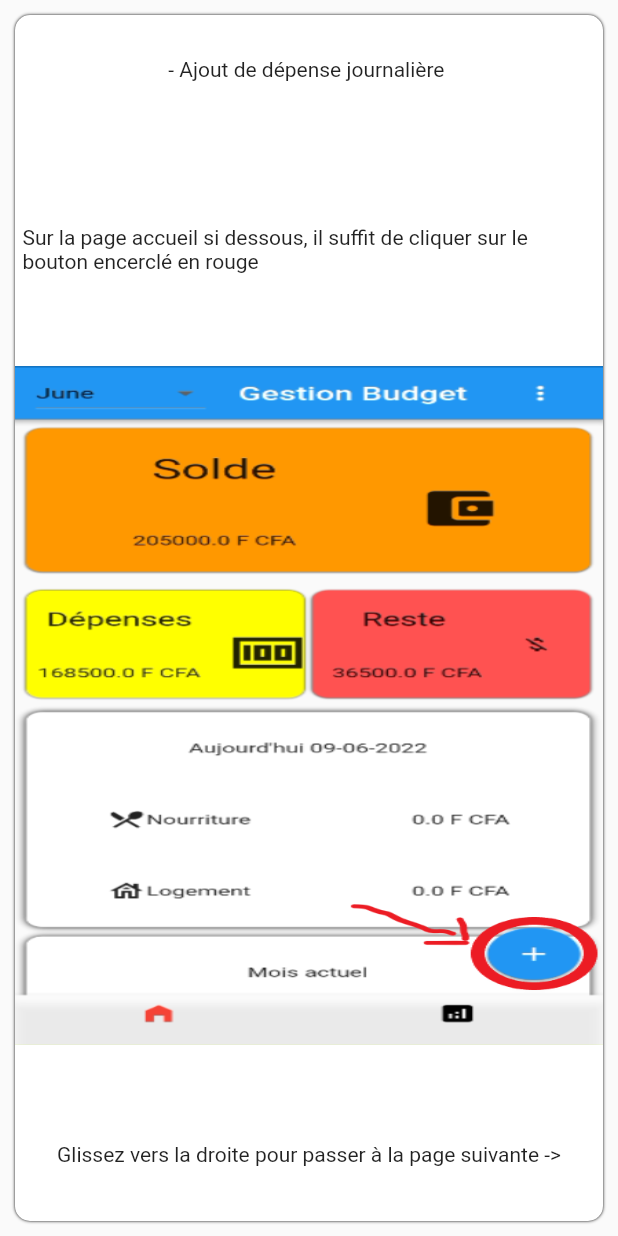
After one commit to liphZone/gestion_buget_apps, a Flutter app: the HelpScreen screen opened by its route, swiped to page 2, on a phone screen of 412 x 824 dp. The commit adds this screen. Run offline on Flutter 3.47's test engine with Material 2 defaults, Android fonts, the phone set to English and light mode, and no system bars; our stand-ins replace charts_flutter, cloud_firestore, firebase_core; accounts and stored records are empty.

Commit message:
finalisation 95 %

```diff
--- a/lib/main.dart
+++ b/lib/main.dart
@@ -6,6 +6,7 @@ import 'package:gestion_buget_apps/screens/budgets/mois_src.dart';
 import 'package:gestion_buget_apps/screens/budgets/today_src.dart';
 import 'package:gestion_buget_apps/screens/comptes/compte_form_src.dart';
 import 'package:gestion_buget_apps/screens/comptes/update_compte_form_src.dart';
+import 'package:gestion_buget_apps/screens/help_src.dart';
 import 'package:gestion_buget_apps/screens/home.dart';
 import 'package:gestion_buget_apps/screens/stats/chart_src.dart';
 
@@ -47,6 +48,7 @@ class MyApp extends StatelessWidget {
         'today_depense' : (context) => const TodayOutlayScreen(),
         'month_depense' : (context) => const MonthOutlayScreen(),
         'stat_screen'   : (context) =>  const ChartScreen(),
+        'help_screen'   : (context) =>  const HelpScreen(),
       },
     );
   }
--- a/lib/screens/acceuil_src.dart
+++ b/lib/screens/acceuil_src.dart
@@ -164,17 +164,19 @@ class _AcceuilScreenState extends State<AcceuilScreen> {
             // IconButton(onPressed: () {}, icon: Icon(Icons.more_vert)),
             PopupMenuButton(
               itemBuilder: (context) => [
-                PopupMenuItem(child: Column(
-                  children: [
-                    Icon(Icons.miscellaneous_services),
-                    Text('Parametre'),
-                  ],
-                ), value: 'Poster'),
+                PopupMenuItem(
+                    child: Column(
+                      children: [
+                        Icon(Icons.miscellaneous_services),
+                        Text('Parametre'),
+                      ],
+                    ),
+                    value: 'Poster'),
                 PopupMenuItem(child: Text('Aide'), value: 'Poster'),
               ],
               onSelected: (val) {
                 if (val == 'Poster') {
-                  //
+                  Navigator.pushNamed(context, 'help_screen');
                 }
               },
             )
--- a/lib/screens/budgets/mois_src.dart
+++ b/lib/screens/budgets/mois_src.dart
@@ -132,8 +132,9 @@ class _MonthOutlayScreenState extends State<MonthOutlayScreen> {
 
   @override
   Widget build(BuildContext context) {
+    final height = MediaQuery.of(context).size.height;
+
     final width = MediaQuery.of(context).size.width;
-    final height = MediaQuery.of(context).size.height;
     return Scaffold(
         appBar: AppBar(
           title: Row(
--- a/lib/screens/budgets/today_src.dart
+++ b/lib/screens/budgets/today_src.dart
@@ -117,8 +117,9 @@ class _TodayOutlayScreenState extends State<TodayOutlayScreen> {
 
   @override
   Widget build(BuildContext context) {
+    final height = MediaQuery.of(context).size.height;
+
     final width = MediaQuery.of(context).size.width;
-    final height = MediaQuery.of(context).size.height;
 
     return Scaffold(
         body: SafeArea(
--- /dev/null
+++ b/lib/screens/help_src.dart
@@ -0,0 +1,398 @@
+import 'package:flutter/material.dart';
+
+class HelpScreen extends StatefulWidget {
+  const HelpScreen({Key? key}) : super(key: key);
+
+  @override
+  State<HelpScreen> createState() => _HelpScreenState();
+}
+
+class _HelpScreenState extends State<HelpScreen> {
+  @override
+  Widget build(BuildContext context) {
+    final height = MediaQuery.of(context).size.height;
+
+    final width = MediaQuery.of(context).size.width;
+    return Scaffold(
+      body: SafeArea(
+        child: PageView(
+          physics: BouncingScrollPhysics(),
+          scrollDirection: Axis.horizontal,
+          children: [
+            Container(
+              margin: EdgeInsets.all(10),
+              decoration: BoxDecoration(
+                borderRadius: BorderRadius.circular(10),
+                color: Colors.red,
+              ),
+              child: Center(
+                child: Column(
+                  mainAxisAlignment: MainAxisAlignment.spaceAround,
+                  children: [
+                    Padding(
+                      padding: const EdgeInsets.all(8.0),
+                      child: Text(
+                        "\r Gestion Budget est une application mobile dont le but est de gérer des dépenses journalières. \t Une interface explicite est fournie à l'utilisateur pour une utilisation facilité.",
+                        style: TextStyle(
+                            fontSize: 30, fontWeight: FontWeight.bold),
+                      ),
+                    ),
+                    Column(
+                      children: [
+                        Text(
+                            "Les fonctionnalités disponibles sont les suivantes : ",
+                            style: TextStyle(
+                                fontSize: 15, fontWeight: FontWeight.bold)),
+                        Text(' - Ajout de dépense journalière',
+                            style: TextStyle(
+                                fontSize: 15, fontWeight: FontWeight.bold)),
+                        Text(' - Consulter la dépense journalière',
+                            style: TextStyle(
+                                fontSize: 15, fontWeight: FontWeight.bold)),
+                        Text(' - Consulter la dépense mensuelle',
+                            style: TextStyle(
+                                fontSize: 15, fontWeight: FontWeight.bold)),
+                        Text('- Consulter le graphe de dépense mensuelle',
+                            style: TextStyle(
+                                fontSize: 15, fontWeight: FontWeight.bold)),
+                      ],
+                    ),
+                    Text(
+                        'Glissez vers la droite pour passer à la page suivante ->')
+                  ],
+                ),
+              ),
+            ),
+            Container(
+              margin: EdgeInsets.all(10),
+              decoration: BoxDecoration(
+                borderRadius: BorderRadius.circular(10),
+                color: Colors.white,
+                boxShadow: [
+                  BoxShadow(blurRadius: 1)
+                ]
+              ),
+              child: Center(
+                child: Column(
+                  mainAxisAlignment: MainAxisAlignment.spaceAround,
+                  children: [
+                    SizedBox(
+                        height: 50,
+                        child: Text('- Ajout de dépense journalière ')),
+                    Padding(
+                      padding: const EdgeInsets.all(5.0),
+                      child: Text(
+                          'Sur la page accueil si dessous, il suffit de cliquer sur le bouton encerclé en rouge'),
+                    ),
+                    Container(
+                      height: height * 0.55,
+                      width: width,
+                      child: Image.asset(
+                        'assets/images/accueil_screen1.PNG',
+                        height: 100,
+                        width: 100,
+                        fit: BoxFit.fill,
+                      ),
+                    ),
+                    Padding(
+                      padding: const EdgeInsets.all(8.0),
+                      child: Text(
+                          'Glissez vers la droite pour passer à la page suivante ->'),
+                    )
+                  ],
+                ),
+              ),
+            ),
+            Container(
+              margin: EdgeInsets.all(10),
+              decoration: BoxDecoration(
+                borderRadius: BorderRadius.circular(10),
+                color: Colors.white,
+                  boxShadow: [
+                  BoxShadow(blurRadius: 1)
+                ]
+              ),
+              child: Center(
+                child: Column(
+                  children: [
+                    SizedBox(
+                        height: 50,
+                        child: Text(
+                            "Page d'enregistrement de dépense journalière")),
+                    Padding(
+                      padding: const EdgeInsets.all(5.0),
+                      child: Text(
+                          "ici vous remplissez le formulaire et le valider avec le bouton 'enregistrer' encerclé"),
+                    ),
+                    Container(
+                      height: height * 0.55,
+                      width: width,
+                      child: Image.asset(
+                        'assets/images/form_screen.PNG',
+                        height: 100,
+                        width: 100,
+                        fit: BoxFit.fill,
+                      ),
+                    ),
+                   Padding(
+                      padding: const EdgeInsets.all(8.0),
+                      child: Text(
+                          'Glissez vers la droite pour passer à la page suivante ->'),
+                    )
+                  ],
+                ),
+              ),
+            ),
+            Container(
+              margin: EdgeInsets.all(10),
+              decoration: BoxDecoration(
+                borderRadius: BorderRadius.circular(10),
+                color: Colors.white,
+                  boxShadow: [
+                  BoxShadow(blurRadius: 1)
+                ]
+              ),
+              child: Center(
+                child: Column(
+                  children: [
+                    SizedBox(
+                        height: 50,
+                        child: Text("- Consulter la dépense journalière")),
+                    Padding(
+                      padding: const EdgeInsets.all(8.0),
+                      child: Text("Il suffit de cliquez dans le cadre encerclé rouge"),
+                    ),
+                    Container(
+                      height: height * 0.55,
+                      width: width,
+                      child: Image.asset(
+                        'assets/images/accueil_screen2.png',
+                        height: 100,
+                        width: 100,
+                        fit: BoxFit.fill,
+                      ),
+                    ),
+                    Padding(
+                      padding: const EdgeInsets.all(8.0),
+                      child: Text(
+                          'Glissez vers la droite pour passer à la page suivante ->'),
+                    )
+                  ],
+                ),
+              ),
+            ),
+            Container(
+              margin: EdgeInsets.all(10),
+              decoration: BoxDecoration(
+                borderRadius: BorderRadius.circular(10),
+                color: Colors.white,
+                  boxShadow: [
+                  BoxShadow(blurRadius: 1)
+                ]
+              ),
+              child: Center(
+                child: Column(
+                  children: [
+                    SizedBox(
+                        height: 50, child: Text("Page dépense journalière")),
+                    Container(
+                      height: height * 0.55,
+                      width: width,
+                      child: Image.asset(
+                        'assets/images/today_depense_screen.PNG',
+                        height: 100,
+                        width: 100,
+                        fit: BoxFit.fill,
+                      ),
+                    ),
+                    Padding(
+                      padding: const EdgeInsets.all(8.0),
+                      child: Text(
+                          'Glissez vers la droite pour passer à la page suivante ->'),
+                    )
+                  ],
+                ),
+              ),
+            ),
+            Container(
+              margin: EdgeInsets.all(10),
+              decoration: BoxDecoration(
+                borderRadius: BorderRadius.circular(10),
+                color: Colors.white,
+                  boxShadow: [
+                  BoxShadow(blurRadius: 1)
+                ]
+              ),
+              child: Center(
+                child: Column(
+                  children: [
+                    SizedBox(
+                        height: 50,
+                        child: Text("- Consulter la dépense mensuelle")),
+                    Padding(
+                      padding: const EdgeInsets.all(8.0),
+                      child: Text(
+                          "Depuis la page d'accueil cliquez sur la partie encerclée"),
+                    ),
+                    Container(
+                      height: height * 0.55,
+                      width: width,
+                      child: Image.asset(
+                        'assets/images/accueil_screen3.png',
+                        height: 100,
+                        width: 100,
+                        fit: BoxFit.fill,
+                      ),
+                    ),
+                    Padding(
+                      padding: const EdgeInsets.all(8.0),
+                      child: Text(
+                          'Glissez vers la droite pour passer à la page suivante ->'),
+                    )
+                  ],
+                ),
+              ),
+            ),
+            Container(
+              margin: EdgeInsets.all(10),
+              decoration: BoxDecoration(
+                borderRadius: BorderRadius.circular(10),
+                color: Colors.white,
+                  boxShadow: [
+                  BoxShadow(blurRadius: 1)
+                ]
+              ),
+              child: Center(
+                child: Column(
+                  children: [
+                    SizedBox(
+                        height: 50, child: Text("Page la dépense mensuelle")),
+                    Container(
+                      height: height * 0.55,
+                      width: width,
+                      child: Image.asset(
+                        'assets/images/month_depense_screen1.PNG',
+                        height: 100,
+                        width: 100,
+                        fit: BoxFit.fill,
+                      ),
+                    ),
+                    Padding(
+                      padding: const EdgeInsets.all(8.0),
+                      child: Text(
+                          'Glissez vers la droite pour passer à la page suivante ->'),
+                    )
+                  ],
+                ),
+              ),
+            ),
+            Container(
+              margin: EdgeInsets.all(10),
+              decoration: BoxDecoration(
+                borderRadius: BorderRadius.circular(10),
+                color: Colors.white,
+                  boxShadow: [
+                  BoxShadow(blurRadius: 1)
+                ]
+              ),
+              child: Center(
+                child: Column(
+                  children: [
+                    SizedBox(
+                        height: 50,
+                        child: Text("- Depense mensuelle suivant le mois")),
+                    Padding(
+                      padding: const EdgeInsets.all(8.0),
+                      child: Text("Choisissez le mois dans la partie encerclée"),
+                    ),
+                    Container(
+                      height: height * 0.55,
+                      width: width,
+                      child: Image.asset(
+                        'assets/images/month_depense_screen2.png',
+                        height: 100,
+                        width: 100,
+                        fit: BoxFit.fill,
+                      ),
+                    ),
+                    Padding(
+                      padding: const EdgeInsets.all(8.0),
+                      child: Text(
+                          'Glissez vers la droite pour passer à la page suivante ->'),
+                    )
+                  ],
+                ),
+              ),
+            ),
+            Container(
+              margin: EdgeInsets.all(10),
+              decoration: BoxDecoration(
+                borderRadius: BorderRadius.circular(10),
+                color: Colors.white,
+                  boxShadow: [
+                  BoxShadow(blurRadius: 1)
+                ]
+              ),
+              child: Center(
+                child: Column(
+                  children: [
+                    SizedBox(
+                        height: 50,
+                        child: Text("- Consulter le graphe mensuel")),
+                    Padding(
+                      padding: const EdgeInsets.all(8.0),
+                      child: Text("Choisissez le mois dans la partie encerclée"),
+                    ),
+                    Container(
+                      height: height * 0.55,
+                      width: width,
+                      child: Image.asset(
+                        'assets/images/accueil_screen4.png',
+                        height: 100,
+                        width: 100,
+                        fit: BoxFit.fill,
+                      ),
+                    ),
+                    Padding(
+                      padding: const EdgeInsets.all(8.0),
+                      child: Text(
+                          'Glissez vers la droite pour passer à la page suivante ->'),
+                    )
+                  ],
+                ),
+              ),
+            ),
+            Container(
+              margin: EdgeInsets.all(10),
+              decoration: BoxDecoration(
+                borderRadius: BorderRadius.circular(10),
+                color: Colors.white,
+                  boxShadow: [
+                  BoxShadow(blurRadius: 1)
+                ]
+              ),
+              child: Center(
+                child: Column(
+                  children: [
+                    SizedBox(height: 50, child: Text("Page graphe mensuel")),
+                    Container(
+                      height: height * 0.55,
+                      width: width,
+                      child: Image.asset(
+                        'assets/images/graphe_screen.PNG',
+                        height: 100,
+                        width: 100,
+                        fit: BoxFit.fill,
+                      ),
+                    ),
+                    Text('Fin')
+                  ],
+                ),
+              ),
+            ),
+          ],
+        ),
+      ),
+    );
+  }
+}
--- a/pubspec.yaml
+++ b/pubspec.yaml
@@ -63,8 +63,8 @@ flutter:
   uses-material-design: true
 
   # To add assets to your application, add an assets section, like this:
-  # assets:
-  #   - images/a_dot_burr.jpeg
+  assets:
+    - assets/images/
   #   - images/a_dot_ham.jpeg
 
   # An image asset can refer to one or more resolution-specific "variants", see
```
Also changed, not shown: assets/images/accueil_screen1.PNG (added), assets/images/accueil_screen2.png (added), assets/images/accueil_screen3.png (added), assets/images/accueil_screen4.png (added), assets/images/form_screen.PNG (added), assets/images/graphe_screen.PNG (added), assets/images/month_depense_screen1.PNG (added), assets/images/month_depense_screen2.png (added), assets/images/today_depense_screen.PNG (added).
